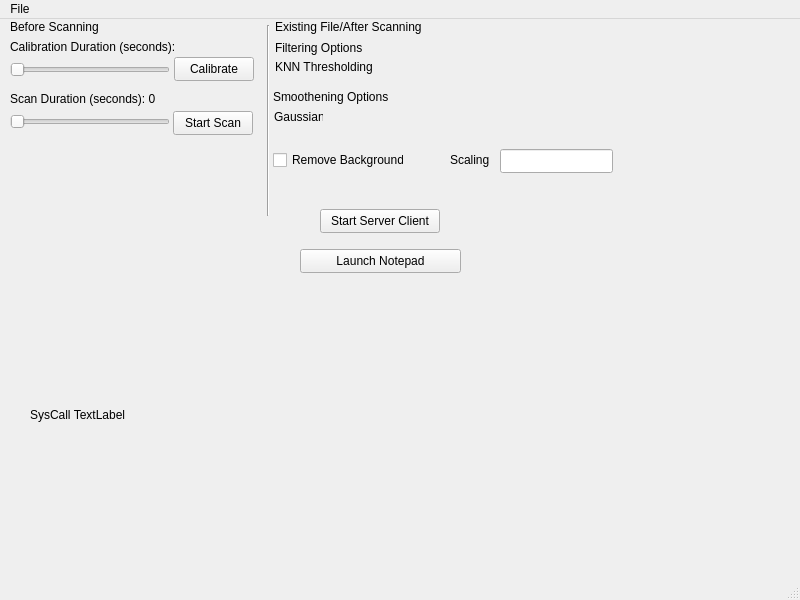
Old version of the form src/gui/v2-gui-interface/mainwindow.ui in the repository BobbyChiu/senior-design.
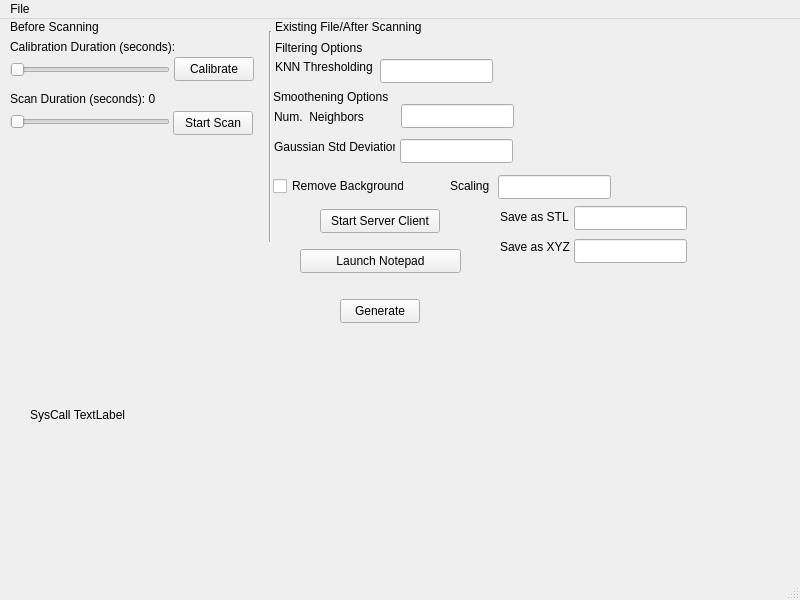
New version of the form.

Commit message: Add and read widgets

```diff
--- a/src/gui/v2-gui-interface/mainwindow.ui
+++ b/src/gui/v2-gui-interface/mainwindow.ui
@@ -151,9 +151,9 @@
     <property name="geometry">
      <rect>
       <x>260</x>
-      <y>6</y>
-      <width>16</width>
-      <height>191</height>
+      <y>12</y>
+      <width>20</width>
+      <height>211</height>
      </rect>
     </property>
     <property name="orientation">
@@ -217,19 +217,19 @@
      <rect>
       <x>274</x>
       <y>90</y>
-      <width>49</width>
+      <width>111</width>
       <height>16</height>
      </rect>
     </property>
     <property name="text">
-     <string>Gaussian</string>
+     <string>Num.  Neighbors</string>
     </property>
    </widget>
    <widget class="QCheckBox" name="checkBox">
     <property name="geometry">
      <rect>
       <x>273</x>
-      <y>130</y>
+      <y>156</y>
       <width>131</width>
       <height>22</height>
      </rect>
@@ -241,8 +241,8 @@
    <widget class="QLineEdit" name="lineEdit">
     <property name="geometry">
      <rect>
-      <x>500</x>
-      <y>130</y>
+      <x>498</x>
+      <y>156</y>
       <width>113</width>
       <height>24</height>
      </rect>
@@ -252,7 +252,7 @@
     <property name="geometry">
      <rect>
       <x>450</x>
-      <y>133</y>
+      <y>159</y>
       <width>49</width>
       <height>16</height>
      </rect>
@@ -261,6 +261,108 @@
      <string>Scaling</string>
     </property>
    </widget>
+   <widget class="QLineEdit" name="knnThresholdingInputs">
+    <property name="geometry">
+     <rect>
+      <x>380</x>
+      <y>40</y>
+      <width>113</width>
+      <height>24</height>
+     </rect>
+    </property>
+   </widget>
+   <widget class="QLabel" name="label_8">
+    <property name="geometry">
+     <rect>
+      <x>274</x>
+      <y>120</y>
+      <width>121</width>
+      <height>16</height>
+     </rect>
+    </property>
+    <property name="text">
+     <string>Gaussian Std Deviation</string>
+    </property>
+   </widget>
+   <widget class="QLineEdit" name="meanInput">
+    <property name="geometry">
+     <rect>
+      <x>401</x>
+      <y>85</y>
+      <width>113</width>
+      <height>24</height>
+     </rect>
+    </property>
+   </widget>
+   <widget class="QLineEdit" name="stdDevInput">
+    <property name="geometry">
+     <rect>
+      <x>400</x>
+      <y>120</y>
+      <width>113</width>
+      <height>24</height>
+     </rect>
+    </property>
+   </widget>
+   <widget class="QLabel" name="label_9">
+    <property name="geometry">
+     <rect>
+      <x>500</x>
+      <y>190</y>
+      <width>71</width>
+      <height>16</height>
+     </rect>
+    </property>
+    <property name="text">
+     <string>Save as STL</string>
+    </property>
+   </widget>
+   <widget class="QLabel" name="label_10">
+    <property name="geometry">
+     <rect>
+      <x>500</x>
+      <y>220</y>
+      <width>71</width>
+      <height>16</height>
+     </rect>
+    </property>
+    <property name="text">
+     <string>Save as XYZ</string>
+    </property>
+   </widget>
+   <widget class="QLineEdit" name="stlSaveInput">
+    <property name="geometry">
+     <rect>
+      <x>574</x>
+      <y>187</y>
+      <width>113</width>
+      <height>24</height>
+     </rect>
+    </property>
+   </widget>
+   <widget class="QLineEdit" name="xyzSaveInput">
+    <property name="geometry">
+     <rect>
+      <x>574</x>
+      <y>220</y>
+      <width>113</width>
+      <height>24</height>
+     </rect>
+    </property>
+   </widget>
+   <widget class="QPushButton" name="generateButton">
+    <property name="geometry">
+     <rect>
+      <x>340</x>
+      <y>280</y>
+      <width>80</width>
+      <height>24</height>
+     </rect>
+    </property>
+    <property name="text">
+     <string>Generate</string>
+    </property>
+   </widget>
   </widget>
   <widget class="QMenuBar" name="menubar">
    <property name="geometry">
```
Left out of the diff: 4 changed lines with no effect on the pictures. The commit also changes 2 other files.
